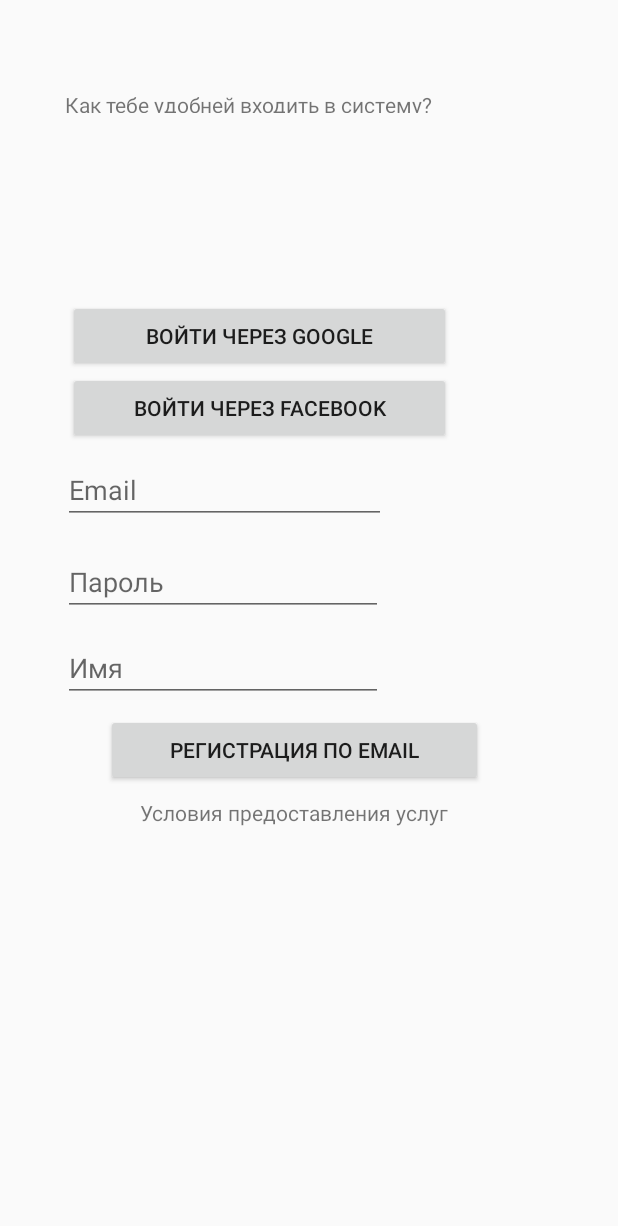
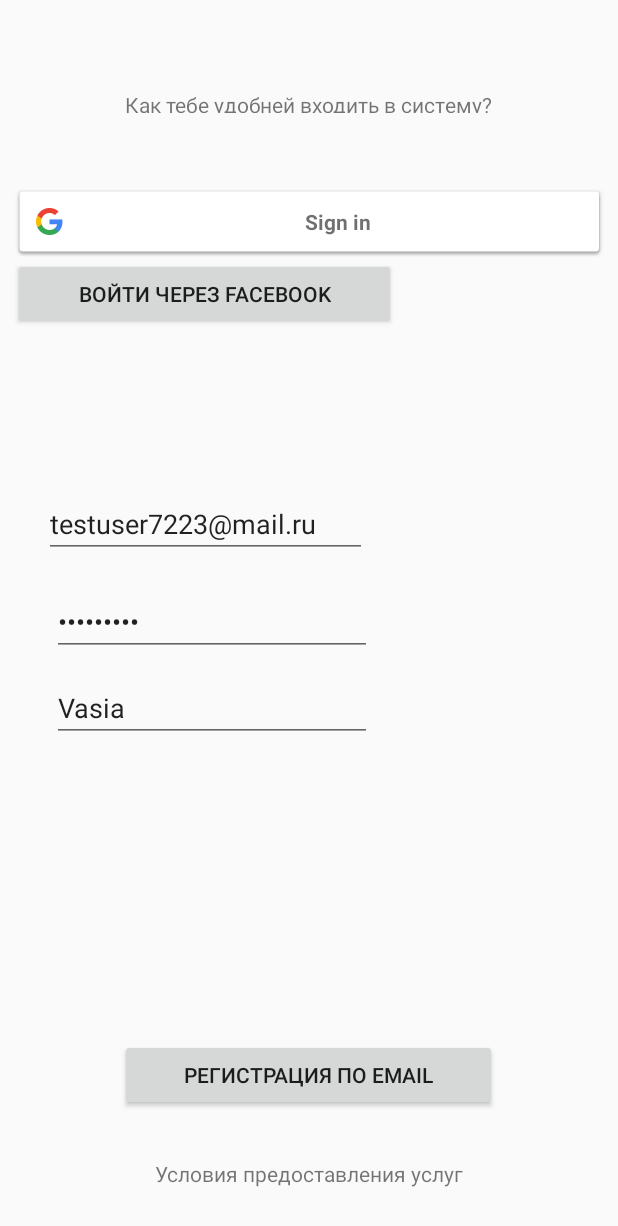
Before and after one commit to wsoteam/7Petals, an Android app: the fragment FragmentRegMain placed in its activity, on a phone screen of 412 x 824 dp. Shown: the top 1226 px of the screen. Run offline under Robolectric (Android 15) with nearby library versions, the phone set to English and light mode, and no system bars; our stand-ins replace Firebase (no records; nobody signed in at launch, a user with empty details on screens opened directly).

Commit message:
email auth

```diff
--- a/app/src/main/AndroidManifest.xml
+++ b/app/src/main/AndroidManifest.xml
@@ -22,7 +22,8 @@
         android:label="@string/app_name"
         android:roundIcon="@mipmap/ic_launcher_round"
         android:supportsRtl="true"
-        android:theme="@style/AppTheme">
+        android:theme="@style/AppTheme"
+        tools:ignore="GoogleAppIndexingWarning">
 
 
         <meta-data
--- a/app/src/main/java/com/wsoteam/diet/registration/ActivityRegistration.java
+++ b/app/src/main/java/com/wsoteam/diet/registration/ActivityRegistration.java
@@ -5,6 +5,7 @@ import android.support.v4.app.FragmentManager;
 import android.support.v7.app.AppCompatActivity;
 import android.os.Bundle;
 
+import com.google.firebase.FirebaseApp;
 import com.wsoteam.diet.R;
 
 public class ActivityRegistration extends AppCompatActivity {
@@ -15,6 +16,7 @@ public class ActivityRegistration extends AppCompatActivity {
     protected void onCreate(Bundle savedInstanceState) {
         super.onCreate(savedInstanceState);
         setContentView(R.layout.registration_activity);
+
 
         FragmentManager fm = getSupportFragmentManager();
         Fragment fragment = fm.findFragmentById(R.id.fl_registration);
--- a/app/src/main/java/com/wsoteam/diet/registration/FragmentRegFerst.java
+++ b/app/src/main/java/com/wsoteam/diet/registration/FragmentRegFerst.java
@@ -37,6 +37,8 @@ public class FragmentRegFerst extends Fragment implements View.OnClickListener{
                 getFragmentManager().beginTransaction().replace(R.id.fl_registration, fr_hello).addToBackStack("Hello_frag").commit();
                 break;
             case R.id.button_login:
+                Fragment fr_login = new FragmentRegLogin();
+                getFragmentManager().beginTransaction().replace(R.id.fl_registration, fr_login).addToBackStack("Login_frag").commit();
                 break;
         }
 
--- a/app/src/main/java/com/wsoteam/diet/registration/FragmentRegMain.java
+++ b/app/src/main/java/com/wsoteam/diet/registration/FragmentRegMain.java
@@ -1,34 +1,86 @@
 package com.wsoteam.diet.registration;
 
+import android.app.Activity;
 import android.content.Intent;
 import android.os.Bundle;
 import android.support.annotation.NonNull;
 import android.support.annotation.Nullable;
 import android.support.v4.app.Fragment;
+import android.util.Log;
 import android.view.LayoutInflater;
 import android.view.View;
 import android.view.ViewGroup;
 import android.widget.Button;
+import android.widget.EditText;
+import android.widget.TextView;
 import android.widget.Toast;
 
+import com.google.android.gms.auth.api.signin.GoogleSignIn;
+import com.google.android.gms.auth.api.signin.GoogleSignInClient;
+import com.google.android.gms.auth.api.signin.GoogleSignInOptions;
+import com.google.android.gms.common.ConnectionResult;
+import com.google.android.gms.common.SignInButton;
+import com.google.android.gms.common.api.GoogleApiClient;
+import com.google.android.gms.tasks.OnCompleteListener;
+import com.google.android.gms.tasks.Task;
+import com.google.firebase.auth.AuthResult;
+import com.google.firebase.auth.FirebaseAuth;
+import com.google.firebase.auth.FirebaseUser;
+import com.google.firebase.auth.UserProfileChangeRequest;
 import com.wsoteam.diet.R;
 import com.wsoteam.diet.onboarding.ActivityOnboarding;
 
-public class FragmentRegMain extends Fragment implements View.OnClickListener{
+public class FragmentRegMain extends Fragment implements View.OnClickListener, GoogleApiClient.OnConnectionFailedListener {
+
+    private static final String TAG = "EmailPasswordReg";
+
+    // [START declare_auth]
+    private FirebaseAuth mAuth;
+    GoogleSignInClient mGoogleSignInClient;
+    // [END declare_auth]
+
+    private EditText emailEditText;
+    private EditText passwordEditText;
+    private EditText nameEditText;
+    private TextView statusTextView;
+
+    private static final int RC_SIGN_IN = 9001;
+
+
     @Nullable
     @Override
     public View onCreateView(@NonNull LayoutInflater inflater, @Nullable ViewGroup container, @Nullable Bundle savedInstanceState) {
 
         final View view = inflater.inflate(R.layout.registration_fragment_main, null);
 
-        Button regEmail = (Button) view.findViewById(R.id.btn_reg_email);
-        Button google = (Button) view.findViewById(R.id.btn_goggle);
-        Button facebook = (Button) view.findViewById(R.id.btn_facebook);
+        // Configure Google Sign In
+        GoogleSignInOptions gso = new GoogleSignInOptions.Builder(GoogleSignInOptions.DEFAULT_SIGN_IN)
+                .requestEmail()
+                .build();
+        mGoogleSignInClient = GoogleSignIn.getClient(getActivity(), gso);
 
+        // Button
+        view.findViewById(R.id.btn_reg_email).setOnClickListener(this);
+        view.findViewById(R.id.btn_facebook).setOnClickListener(this);
+        view.findViewById(R.id.btn_google).setOnClickListener(this);
 
-        regEmail.setOnClickListener(this);
-        google.setOnClickListener(this);
-        facebook.setOnClickListener(this);
+        // Set the dimensions of the sign-in button.
+        SignInButton signInButton = view.findViewById(R.id.btn_google);
+//        signInButton.setSize(SignInButton.SIZE_STANDARD);
+
+        // View
+        emailEditText = view.findViewById(R.id.et_reg_email);
+        passwordEditText = view.findViewById(R.id.et_reg_pass);
+        nameEditText = view.findViewById(R.id.et_reg_name);
+
+        emailEditText.setText( "testuser7223@mail.ru");
+        passwordEditText.setText("123456789");
+        nameEditText.setText("Vasia");
+
+        // [START initialize_auth]
+        // Initialize Firebase Auth
+        mAuth = FirebaseAuth.getInstance();
+        // [END initialize_auth]
 
         return view;
     }
@@ -40,9 +92,13 @@ public class FragmentRegMain extends Fragment implements View.OnClickListener{
 
         switch (v.getId()){
             case R.id.btn_reg_email:
-                startActivity(intent);
+                if (validateForm()) {
+                    createAccount(emailEditText.getText().toString(),
+                            passwordEditText.getText().toString());
+                }
                 break;
-            case R.id.btn_goggle:
+            case R.id.btn_google:
+                    signIn();
                 break;
             case R.id.btn_facebook:
                 break;
@@ -52,5 +108,66 @@ public class FragmentRegMain extends Fragment implements View.OnClickListener{
                 Toast.LENGTH_SHORT).show();
     }
 
+    @Override
+    public void onStart() {
+        super.onStart();
+        // Check if user is signed in (non-null) and update UI accordingly.
+        FirebaseUser currentUser = mAuth.getCurrentUser();
+        updateUI(currentUser);
+    }
 
+    private void updateUI(FirebaseUser user) {
+
+        if (user != null) {
+//            statusTextView.setText(getString(R.string.emailpassword_status_fmt,
+//                    user.getEmail(), user.isEmailVerified()));
+//            detailTextView.setText(getString(R.string.firebase_status_fmt, user.getUid()));
+
+
+        } else {
+//            statusTextView.setText(R.string.signed_out);
+//            detailTextView.setText(null);
+        }
+    }
+
+    private boolean validateForm(){
+
+        if (!emailEditText.getText().toString().matches("") ||
+                !passwordEditText.getText().toString().matches("") ||
+                !nameEditText.getText().toString().matches("")){
+            return true;
+        } else {
+
+            return false;
+        }
+    }
+
+    private void createAccount(String email, String password) {
+        Log.d(TAG, "createAccount:" + email);
+        if (!validateForm()) {
+            return;
+        }
+
+        getActivity();
+
+        // [START create_user_with_email]
+        Task<AuthResult> task = mAuth.createUserWithEmailAndPassword(email, password);
+        task.addOnCompleteListener(getActivity(), new OnCompleteListener<AuthResult>() {
+            @Override
+            public void onComplete(@NonNull Task<AuthResult> task) {
+
+            }
+        });
+    }
+
+
+    @Override
+    public void onConnectionFailed(@NonNull ConnectionResult connectionResult) {
+
+    }
+
+    private void signIn() {
+        Intent signInIntent = mGoogleSignInClient.getSignInIntent();
+        startActivityForResult(signInIntent, RC_SIGN_IN);
+    }
 }
--- a/app/src/main/res/layout/registration_fragment_main.xml
+++ b/app/src/main/res/layout/registration_fragment_main.xml
@@ -1,6 +1,5 @@
 <?xml version="1.0" encoding="utf-8"?>
-<android.support.constraint.ConstraintLayout
-    xmlns:android="http://schemas.android.com/apk/res/android"
+<android.support.constraint.ConstraintLayout xmlns:android="http://schemas.android.com/apk/res/android"
     xmlns:app="http://schemas.android.com/apk/res-auto"
     xmlns:tools="http://schemas.android.com/tools"
     android:layout_width="match_parent"
@@ -10,97 +9,121 @@
         android:id="@+id/textView7"
         android:layout_width="wrap_content"
         android:layout_height="wrap_content"
-        android:layout_marginTop="8dp"
+        android:layout_marginStart="101dp"
+        android:layout_marginLeft="101dp"
+        android:layout_marginEnd="101dp"
+        android:layout_marginRight="101dp"
+        android:layout_marginBottom="32dp"
         android:text="@string/reg_tv_contract"
-        app:layout_constraintEnd_toEndOf="@+id/btn_reg_email"
-        app:layout_constraintStart_toStartOf="@+id/btn_reg_email"
-        app:layout_constraintTop_toBottomOf="@+id/btn_reg_email" />
+        app:layout_constraintBottom_toBottomOf="parent"
+        app:layout_constraintEnd_toEndOf="parent"
+        app:layout_constraintStart_toStartOf="parent" />
 
     <Button
         android:id="@+id/btn_reg_email"
         android:layout_width="251dp"
         android:layout_height="wrap_content"
-        android:layout_marginStart="120dp"
-        android:layout_marginLeft="120dp"
-        android:layout_marginTop="8dp"
-        android:layout_marginEnd="140dp"
-        android:layout_marginRight="140dp"
+        android:layout_marginStart="80dp"
+        android:layout_marginLeft="80dp"
+        android:layout_marginEnd="80dp"
+        android:layout_marginRight="80dp"
+        android:layout_marginBottom="32dp"
         android:text="@string/reg_btn_reg_email"
+        app:layout_constraintBottom_toTopOf="@+id/textView7"
         app:layout_constraintEnd_toEndOf="parent"
-        app:layout_constraintStart_toStartOf="parent"
-        app:layout_constraintTop_toBottomOf="@+id/editText3" />
+        app:layout_constraintHorizontal_bias="0.0"
+        app:layout_constraintStart_toStartOf="parent" />
 
     <EditText
-        android:id="@+id/editText"
+        android:id="@+id/et_reg_email"
         android:layout_width="215dp"
         android:layout_height="wrap_content"
-        android:layout_marginStart="42dp"
-        android:layout_marginLeft="42dp"
-        android:layout_marginTop="8dp"
-        android:layout_marginEnd="155dp"
-        android:layout_marginRight="155dp"
+        android:layout_marginStart="21dp"
+        android:layout_marginLeft="21dp"
+        android:layout_marginTop="100dp"
+        android:layout_marginEnd="159dp"
+        android:layout_marginRight="159dp"
         android:ems="10"
         android:hint="Email"
         android:inputType="textEmailAddress"
         app:layout_constraintEnd_toEndOf="parent"
         app:layout_constraintStart_toStartOf="parent"
-        app:layout_constraintTop_toBottomOf="@+id/btn_facebook" />
+        app:layout_constraintTop_toBottomOf="@+id/linearLayout" />
 
     <EditText
-        android:id="@+id/editText2"
+        android:id="@+id/et_reg_pass"
         android:layout_width="wrap_content"
         android:layout_height="wrap_content"
-        android:layout_marginTop="16dp"
+        android:layout_marginStart="8dp"
+        android:layout_marginLeft="8dp"
+        android:layout_marginTop="20dp"
         android:ems="10"
         android:hint="Пароль"
         android:inputType="textPassword"
-        app:layout_constraintStart_toStartOf="@+id/editText"
-        app:layout_constraintTop_toBottomOf="@+id/editText" />
+        app:layout_constraintEnd_toEndOf="@+id/et_reg_email"
+        app:layout_constraintStart_toStartOf="@+id/et_reg_email"
+        app:layout_constraintTop_toBottomOf="@+id/et_reg_email" />
 
-    <Button
-        android:id="@+id/btn_facebook"
-        android:layout_width="255dp"
-        android:layout_height="wrap_content"
-        android:text="@string/reg_btn_facebook"
-        app:layout_constraintStart_toStartOf="@+id/btn_goggle"
-        app:layout_constraintTop_toBottomOf="@+id/btn_goggle" />
-
-    <Button
-        android:id="@+id/btn_goggle"
-        android:layout_width="255dp"
-        android:layout_height="wrap_content"
-        android:layout_marginStart="120dp"
-        android:layout_marginLeft="120dp"
-        android:layout_marginTop="200dp"
-        android:layout_marginEnd="186dp"
-        android:layout_marginRight="186dp"
-        android:text="@string/reg_btn_google"
-        app:layout_constraintEnd_toEndOf="parent"
-        app:layout_constraintStart_toStartOf="parent"
-        app:layout_constraintTop_toTopOf="parent" />
 
     <TextView
         android:id="@+id/textView9"
         android:layout_width="wrap_content"
         android:layout_height="15dp"
-        android:layout_marginStart="39dp"
-        android:layout_marginLeft="39dp"
+        android:layout_marginStart="71dp"
+        android:layout_marginLeft="71dp"
         android:layout_marginTop="60dp"
-        android:layout_marginEnd="120dp"
-        android:layout_marginRight="120dp"
+        android:layout_marginEnd="72dp"
+        android:layout_marginRight="72dp"
         android:text="@string/reg_tv_hou_copmfortable"
         app:layout_constraintEnd_toEndOf="parent"
         app:layout_constraintStart_toStartOf="parent"
         app:layout_constraintTop_toTopOf="parent" />
 
     <EditText
-        android:id="@+id/editText3"
+        android:id="@+id/et_reg_name"
         android:layout_width="wrap_content"
         android:layout_height="wrap_content"
         android:layout_marginTop="12dp"
         android:ems="10"
+        android:hint="Имя"
         android:inputType="textPersonName"
-        android:hint="Имя"
-        app:layout_constraintStart_toStartOf="@+id/editText"
-        app:layout_constraintTop_toBottomOf="@+id/editText2" />
+        app:layout_constraintEnd_toEndOf="@+id/et_reg_pass"
+        app:layout_constraintStart_toStartOf="@+id/et_reg_pass"
+        app:layout_constraintTop_toBottomOf="@+id/et_reg_pass" />
+
+    <TextView
+        android:id="@+id/reg_status"
+        android:layout_width="152dp"
+        android:layout_height="46dp"
+        android:layout_marginStart="121dp"
+        android:layout_marginLeft="121dp"
+        android:layout_marginTop="2dp"
+        android:layout_marginEnd="138dp"
+        android:layout_marginRight="138dp"
+        app:layout_constraintEnd_toEndOf="parent"
+        app:layout_constraintStart_toStartOf="parent"
+        app:layout_constraintTop_toTopOf="parent"
+        tools:text="status" />
+
+    <LinearLayout
+        android:id="@+id/linearLayout"
+        android:layout_width="395dp"
+        android:layout_height="103dp"
+        android:layout_marginTop="48dp"
+        android:orientation="vertical"
+        app:layout_constraintEnd_toEndOf="parent"
+        app:layout_constraintStart_toStartOf="parent"
+        app:layout_constraintTop_toBottomOf="@+id/textView9">
+
+        <com.google.android.gms.common.SignInButton
+            android:id="@+id/btn_google"
+            android:layout_width="match_parent"
+            android:layout_height="wrap_content" />
+
+        <Button
+            android:id="@+id/btn_facebook"
+            android:layout_width="255dp"
+            android:layout_height="wrap_content"
+            android:text="@string/reg_btn_facebook" />
+    </LinearLayout>
 </android.support.constraint.ConstraintLayout>
--- a/app/src/main/res/values/strings.xml
+++ b/app/src/main/res/values/strings.xml
@@ -43,9 +43,19 @@
     <string name="reg_btn_google">Войти через Google</string>
     <string name="reg_btn_facebook">Войти через Facebook</string>
     <string name="reg_btn_reg_email">Регистрация по Email</string>
+    <!--<string name="default_web_client_id">AIzaSyDy9WA42GKsPgE4XjUsHgcluh3OkTBboeo</string>-->
 
     <!--registration_fragment_hello-->
     <string name="reg_tv_hello">Привет!</string>
     <string name="reg_tv_hello_body">Я твой консультант по питанию. Расскажи мне о себе.</string>
 
+    <!--registration_fragment_login-->
+    <string name="firebase_status_fmt">Firebase User: %s</string>
+    <string name="signed_in">Signed In</string>
+    <string name="signed_out">Signed Out</string>
+    <string name="emailpassword_status_fmt">Email User: %1$s (verified: %2$b)</string>
+    <string name="auth_failed">Authentication failed</string>
+    <string name="empty_field">empty_field</string>
+
+
 </resources>
--- a/build.gradle
+++ b/build.gradle
@@ -8,6 +8,7 @@ buildscript {
     }
     dependencies {
         classpath 'com.android.tools.build:gradle:3.3.1'
+        classpath 'com.google.gms:google-services:4.2.0'
 
         // NOTE: Do not place your application dependencies here; they belong
         // in the individual module build.gradle files
```
Also changed, not shown: app/build.gradle (+10 -3 lines), app/src/main/java/com/wsoteam/diet/registration/FragmentRegLogin.java (added, +165 -0 lines), app/src/main/res/layout/registration_fragment_login.xml (added, +109 -0 lines), app/src/main/res/values/config.xml (added, +7 -0 lines), 1 other file.
